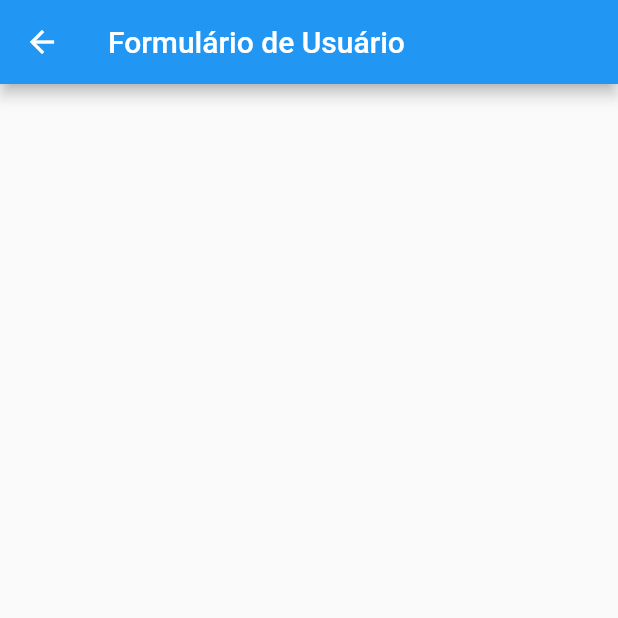
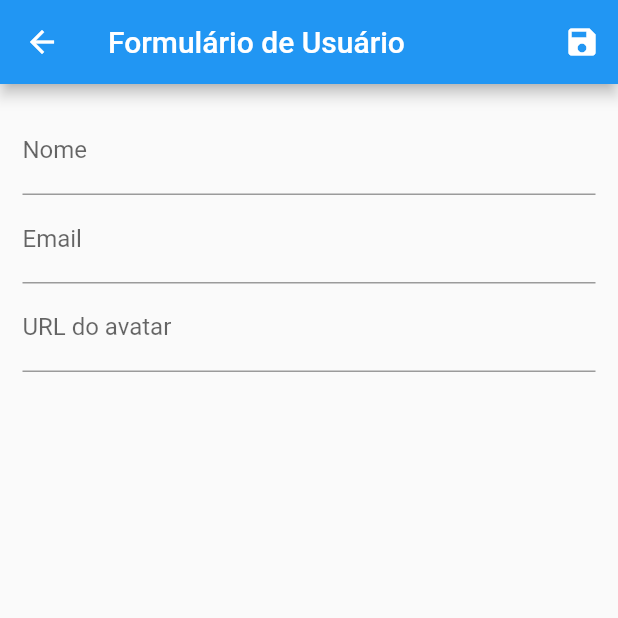
Before and after one commit to Haiga/simple-crud-flutter-app, a Flutter app: the UserForm screen opened by its route, on a phone screen of 412 x 824 dp, the top half of it. Run offline on Flutter 3.47's test engine with Material 2 defaults, Android fonts, the light colour scheme and no system bars; network calls fail.

Commit message:
forms in dart

```diff
--- a/lib/views/user_form.dart
+++ b/lib/views/user_form.dart
@@ -1,11 +1,63 @@
 import 'package:flutter/material.dart';
+import 'package:provider/provider.dart';
+import 'package:simple_crud_flutter_app/models/user.dart';
+import 'package:simple_crud_flutter_app/providers/users.dart';
 
 class UserForm extends StatelessWidget {
+  final _form = GlobalKey<FormState>();
+  final Map<String, String> _formData = {};
   @override
   Widget build(BuildContext context) {
     return Scaffold(
       appBar: AppBar(
         title: Text('Formulário de Usuário'),
+        actions: [
+          IconButton(
+              onPressed: () {
+                final isValid = _form.currentState!.validate();
+                if (isValid) {
+                  _form.currentState!.save();
+                  Provider.of<Users>(context, listen: false).put(User(
+                      id: _formData['id'].toString(),
+                      name: _formData['name'].toString(),
+                      email: _formData["email"].toString(),
+                      avatarUrl: _formData["url"].toString()));
+                  Navigator.of(context).pop();
+                }
+              },
+              icon: Icon(Icons.save))
+        ],
+      ),
+      body: Padding(
+        padding: EdgeInsets.all(15),
+        child: Form(
+          key: _form,
+          child: Column(
+            children: [
+              TextFormField(
+                decoration: InputDecoration(labelText: 'Nome'),
+                validator: (value) {
+                  if (value == null || value.isEmpty) {
+                    return "Required";
+                  }
+                  if (value.trim().length < 2) {
+                    return "Min 3 letters";
+                  }
+                  return null;
+                },
+                onSaved: (value) => _formData['name'] = value!,
+              ),
+              TextFormField(
+                decoration: InputDecoration(labelText: 'Email'),
+                onSaved: (value) => _formData['email'] = value!,
+              ),
+              TextFormField(
+                decoration: InputDecoration(labelText: 'URL do avatar'),
+                onSaved: (value) => _formData['url'] = value!,
+              )
+            ],
+          ),
+        ),
       ),
     );
   }
```
